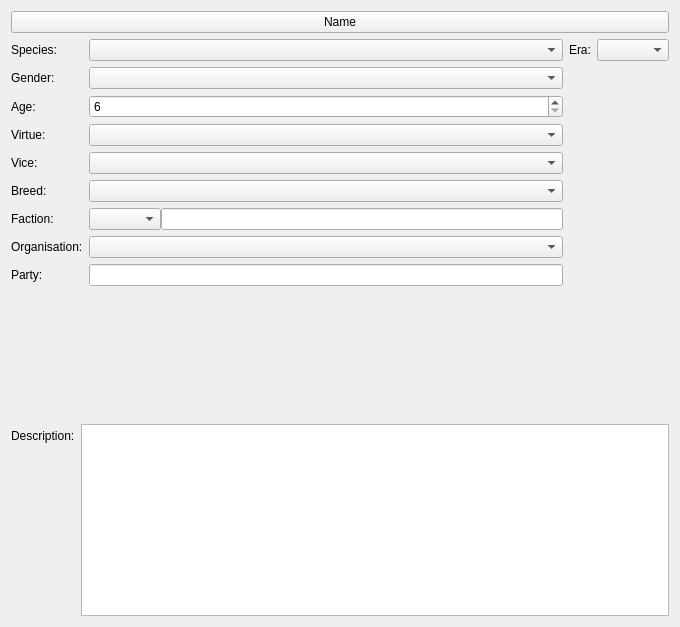
This is ui/ui_InfoWidget.ui in Kamduis/SoulCreator as Qt 5 draws it before an edit. The edited form follows.
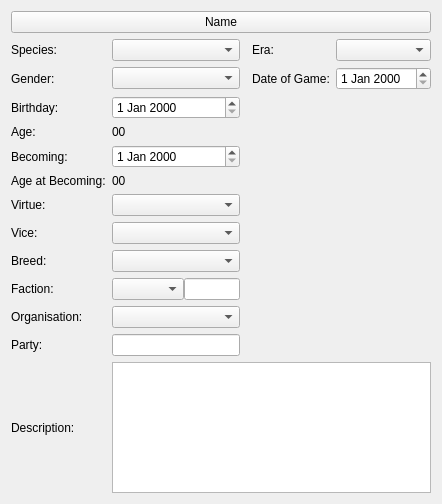
This is the edited form. Custom widgets are drawn as their Qt base class.

The edit to the form file:
```diff
--- a/ui/ui_InfoWidget.ui
+++ b/ui/ui_InfoWidget.ui
@@ -6,8 +6,8 @@
    <rect>
     <x>0</x>
     <y>0</y>
-    <width>680</width>
-    <height>627</height>
+    <width>442</width>
+    <height>504</height>
    </rect>
   </property>
   <property name="windowTitle">
@@ -22,12 +22,7 @@
     </widget>
    </item>
    <item>
-    <layout class="QHBoxLayout" name="horizontalLayout_2">
-     <item>
-      <layout class="QFormLayout" name="formLayout">
-       <property name="formAlignment">
-        <set>Qt::AlignJustify|Qt::AlignTop</set>
-       </property>
+    <layout class="QGridLayout" name="layout_main">
        <item row="0" column="0">
         <widget class="QLabel" name="label">
          <property name="text">
@@ -35,9 +30,6 @@
          </property>
         </widget>
        </item>
-       <item row="0" column="1">
-        <widget class="QComboBox" name="comboBox_species"/>
-       </item>
        <item row="1" column="0">
         <widget class="QLabel" name="label_3">
          <property name="text">
@@ -49,77 +41,91 @@
         <widget class="QComboBox" name="comboBox_gender"/>
        </item>
        <item row="2" column="0">
-        <widget class="QLabel" name="label_2">
+      <widget class="QLabel" name="label_dateBirth">
          <property name="text">
-          <string>Age:</string>
+        <string>Birthday:</string>
          </property>
         </widget>
        </item>
        <item row="2" column="1">
-        <widget class="QSpinBox" name="spinBox_age">
-         <property name="minimum">
-          <number>6</number>
-         </property>
-        </widget>
+      <widget class="QDateEdit" name="dateEdit_dateBirth"/>
        </item>
        <item row="3" column="0">
+      <widget class="QLabel" name="label_2">
+       <property name="text">
+        <string>Age:</string>
+       </property>
+      </widget>
+     </item>
+     <item row="3" column="1">
+      <widget class="QLabel" name="label_age">
+       <property name="text">
+        <string>00</string>
+       </property>
+      </widget>
+     </item>
+     <item row="4" column="0">
+      <widget class="QLabel" name="label_dateBecoming">
+       <property name="text">
+        <string>Becoming:</string>
+       </property>
+      </widget>
+     </item>
+     <item row="4" column="1">
+      <widget class="QDateEdit" name="dateEdit_dateBecoming"/>
+     </item>
+     <item row="5" column="0">
+      <widget class="QLabel" name="label_ageBecoming_label">
+       <property name="text">
+        <string>Age at Becoming:</string>
+       </property>
+      </widget>
+     </item>
+     <item row="6" column="0">
         <widget class="QLabel" name="label_4">
          <property name="text">
           <string>Virtue:</string>
          </property>
         </widget>
        </item>
-       <item row="3" column="1">
+     <item row="6" column="1">
         <widget class="QComboBox" name="comboBox_virtue"/>
        </item>
-       <item row="4" column="0">
+     <item row="5" column="1">
+      <widget class="QLabel" name="label_ageBecoming">
+       <property name="text">
+        <string>00</string>
+       </property>
+      </widget>
+     </item>
+     <item row="7" column="0">
         <widget class="QLabel" name="label_5">
          <property name="text">
           <string>Vice:</string>
          </property>
         </widget>
        </item>
-       <item row="4" column="1">
+     <item row="7" column="1">
         <widget class="QComboBox" name="comboBox_vice"/>
        </item>
-       <item row="5" column="0">
+     <item row="8" column="0">
         <widget class="QLabel" name="label_breed">
          <property name="text">
           <string>Breed:</string>
          </property>
         </widget>
        </item>
-       <item row="5" column="1">
+     <item row="8" column="1">
         <widget class="QComboBox" name="comboBox_breed"/>
        </item>
-       <item row="6" column="0">
+     <item row="9" column="0">
         <widget class="QLabel" name="label_faction">
          <property name="text">
           <string>Faction:</string>
          </property>
         </widget>
        </item>
-       <item row="7" column="1">
-        <widget class="QComboBox" name="comboBox_organisation"/>
-       </item>
-       <item row="7" column="0">
-        <widget class="QLabel" name="label_organisation">
-         <property name="text">
-          <string>Organisation:</string>
-         </property>
-        </widget>
-       </item>
-       <item row="8" column="0">
-        <widget class="QLabel" name="label_party">
-         <property name="text">
-          <string>Party:</string>
-         </property>
-        </widget>
-       </item>
-       <item row="8" column="1">
-        <widget class="QLineEdit" name="lineEdit_party"/>
-       </item>
-       <item row="6" column="1">
+     <item row="9" column="1">
         <layout class="QHBoxLayout" name="horizontalLayout">
          <property name="spacing">
           <number>0</number>
@@ -132,66 +138,72 @@
          </item>
         </layout>
        </item>
-      </layout>
-     </item>
-     <item>
-      <layout class="QVBoxLayout" name="verticalLayout_2">
-       <item>
-        <layout class="QFormLayout" name="formLayout_2">
-         <item row="0" column="0">
-          <widget class="QLabel" name="label_7">
+     <item row="10" column="0">
+      <widget class="QLabel" name="label_organisation">
            <property name="text">
-            <string>Era:</string>
+        <string>Organisation:</string>
            </property>
           </widget>
          </item>
-         <item row="0" column="1">
-          <widget class="QComboBox" name="comboBox_era"/>
-         </item>
-        </layout>
-       </item>
-       <item>
-        <spacer name="verticalSpacer">
-         <property name="orientation">
-          <enum>Qt::Vertical</enum>
-         </property>
-         <property name="sizeHint" stdset="0">
-          <size>
-           <width>20</width>
-           <height>40</height>
-          </size>
-         </property>
-        </spacer>
-       </item>
-      </layout>
+     <item row="10" column="1">
+      <widget class="QComboBox" name="comboBox_organisation"/>
+     </item>
+     <item row="11" column="0">
+      <widget class="QLabel" name="label_party">
+       <property name="text">
+        <string>Party:</string>
+       </property>
+      </widget>
+     </item>
+     <item row="11" column="1">
+      <widget class="QLineEdit" name="lineEdit_party"/>
      </item>
-    </layout>
-   </item>
-   <item>
-    <spacer name="verticalSpacer_2">
-     <property name="orientation">
-      <enum>Qt::Vertical</enum>
-     </property>
-     <property name="sizeHint" stdset="0">
-      <size>
-       <width>20</width>
-       <height>40</height>
-      </size>
-     </property>
-    </spacer>
-   </item>
-   <item>
-    <layout class="QFormLayout" name="formLayout_3">
-     <item row="0" column="0">
+     <item row="1" column="3">
+      <widget class="QLabel" name="label_9">
+       <property name="text">
+        <string>Date of Game:</string>
+       </property>
+      </widget>
+     </item>
+     <item row="1" column="4">
+      <widget class="QDateEdit" name="dateEdit_dateGame"/>
+     </item>
+     <item row="12" column="0">
       <widget class="QLabel" name="label_6">
        <property name="text">
         <string>Description:</string>
        </property>
       </widget>
      </item>
-     <item row="0" column="1">
+     <item row="12" column="1" colspan="4">
       <widget class="DefocusableTextEdit" name="textEdit_description"/>
      </item>
+     <item row="0" column="1">
+      <widget class="QComboBox" name="comboBox_species"/>
+     </item>
+     <item row="0" column="3">
+      <widget class="QLabel" name="label_7">
+       <property name="text">
+        <string>Era:</string>
+       </property>
+      </widget>
+     </item>
+     <item row="0" column="4">
+      <widget class="QComboBox" name="comboBox_era"/>
+     </item>
+     <item row="0" column="2">
+      <spacer name="horizontalSpacer">
+       <property name="orientation">
+        <enum>Qt::Horizontal</enum>
+       </property>
+       <property name="sizeHint" stdset="0">
+        <size>
+         <width>10</width>
+         <height>0</height>
+        </size>
+       </property>
+      </spacer>
+     </item>
     </layout>
    </item>
   </layout>
```
Left out of the diff: 11 changed lines with no effect on the pictures. Lines whose indentation alone changed are shown as unchanged.
